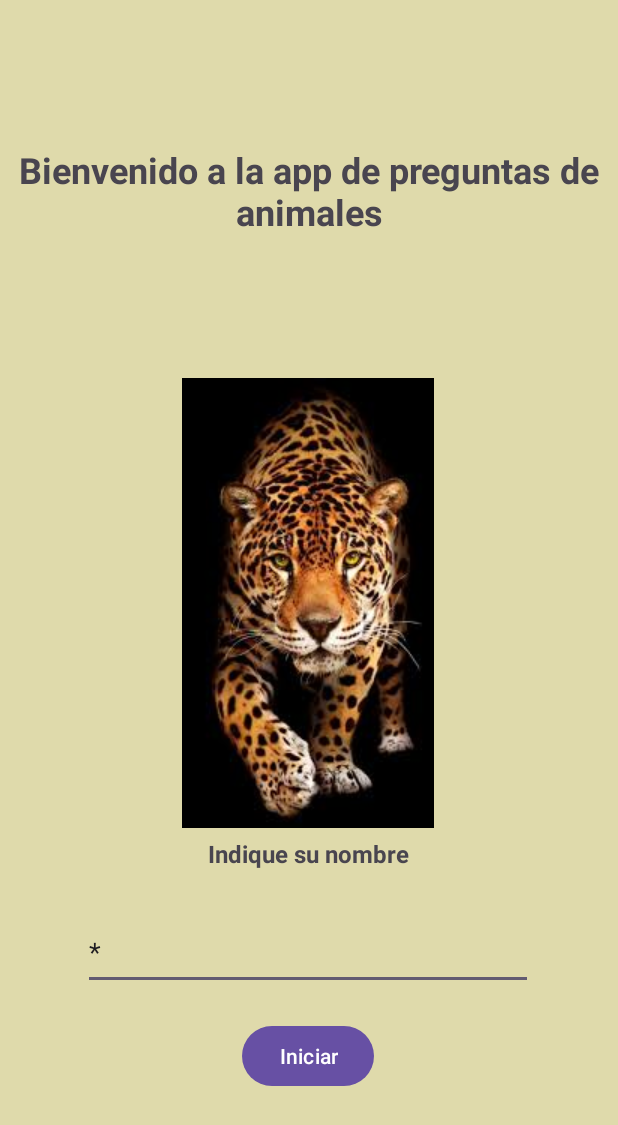
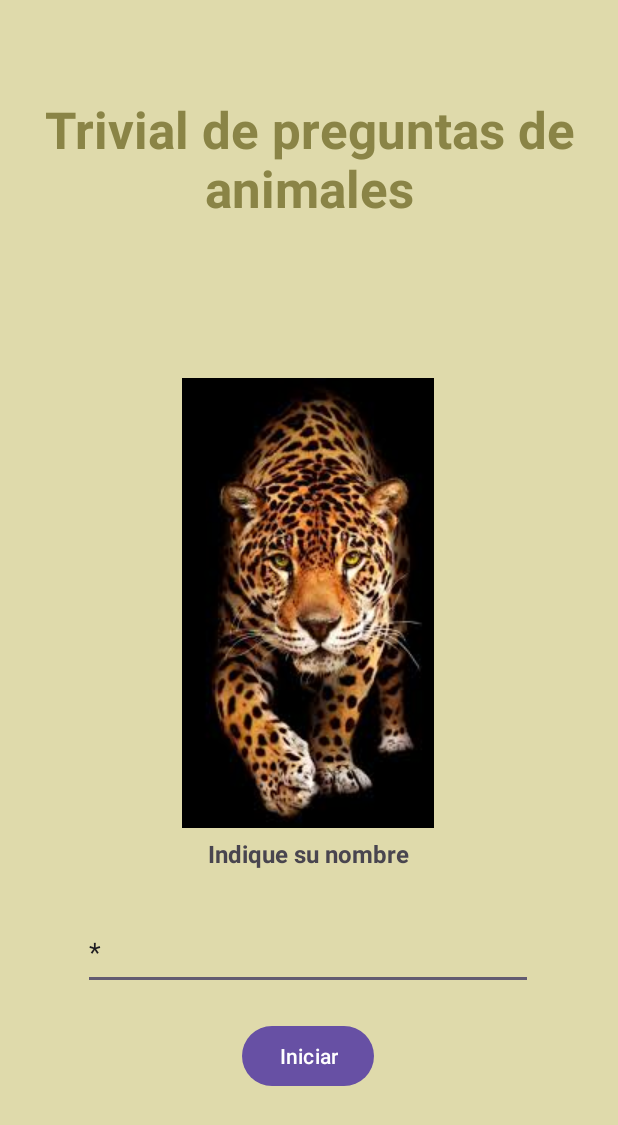
Before and after one commit to JAlbertolr/EjercicioAndroid9, an Android app: the screen it shows after launch (MainActivity), on a phone screen of 412 x 824 dp. Shown: the top 1125 px of the screen. Run offline under Robolectric (Android 15) with nearby library versions, the phone set to English and light mode, and no system bars.

Commit message:
Terminado con ultimos retoques a falta de Toasty

```diff
--- a/app/src/main/res/layout/activity_main.xml
+++ b/app/src/main/res/layout/activity_main.xml
@@ -11,16 +11,17 @@
         android:id="@+id/label2"
         android:layout_width="wrap_content"
         android:layout_height="wrap_content"
-        android:text="Bienvenido a la app de preguntas de animales"
+        android:text="Trivial de preguntas de animales"
         android:textAlignment="center"
-        android:textSize="24sp"
+        android:textColor="@color/primaryDark"
+        android:textSize="34dp"
         android:textStyle="bold"
         app:layout_constraintBottom_toBottomOf="parent"
         app:layout_constraintEnd_toEndOf="parent"
-        app:layout_constraintHorizontal_bias="0.416"
+        app:layout_constraintHorizontal_bias="0.0"
         app:layout_constraintStart_toStartOf="parent"
         app:layout_constraintTop_toTopOf="parent"
-        app:layout_constraintVertical_bias="0.127" />
+        app:layout_constraintVertical_bias="0.086" />
 
     <Button
         android:id="@+id/btnInicio"
--- a/app/src/main/res/values/colors.xml
+++ b/app/src/main/res/values/colors.xml
@@ -3,8 +3,6 @@
     <color name="black">#FF000000</color>
     <color name="white">#FFFFFFFF</color>
     <color name="primary">#DFDAAB</color>
-    <color name="btnPrimary">#2196F3</color>
-    <color name="btnPrimaryAcierto">#8BC34A</color>
-    <color name="btnPrimaryError">#E91E63</color>
+    <color name="primaryDark">#8A8446</color>
 
 </resources>
```
Also changed, not shown: app/build.gradle.kts (line endings or trailing spaces).
